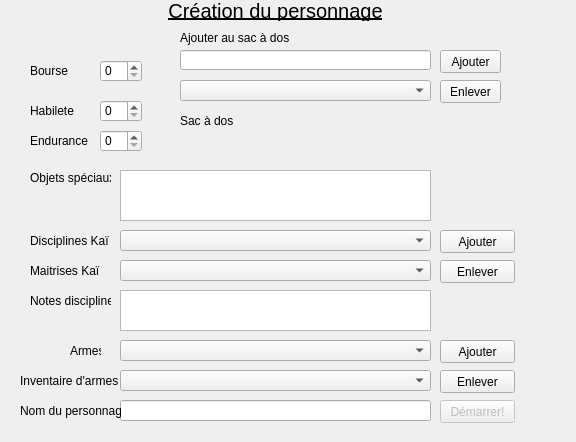
Above: UIs/pop_creation.ui from 2166311-delFabbro-Alexandre/A22-BD2-LDVELH before the change. Below: the same form after it.
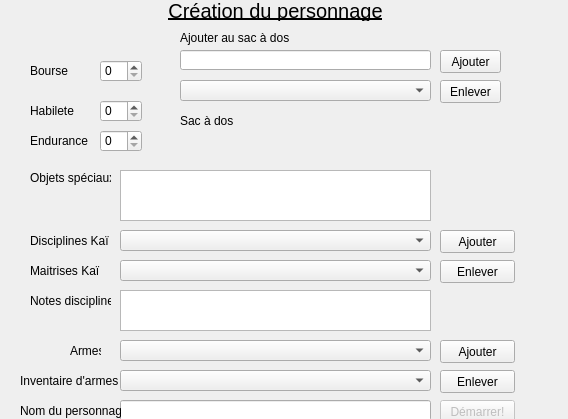
That is the form after the change.

```diff
--- a/UIs/pop_creation.ui
+++ b/UIs/pop_creation.ui
@@ -6,8 +6,8 @@
    <rect>
     <x>0</x>
     <y>0</y>
-    <width>576</width>
-    <height>442</height>
+    <width>568</width>
+    <height>419</height>
    </rect>
   </property>
   <property name="windowTitle">
```
